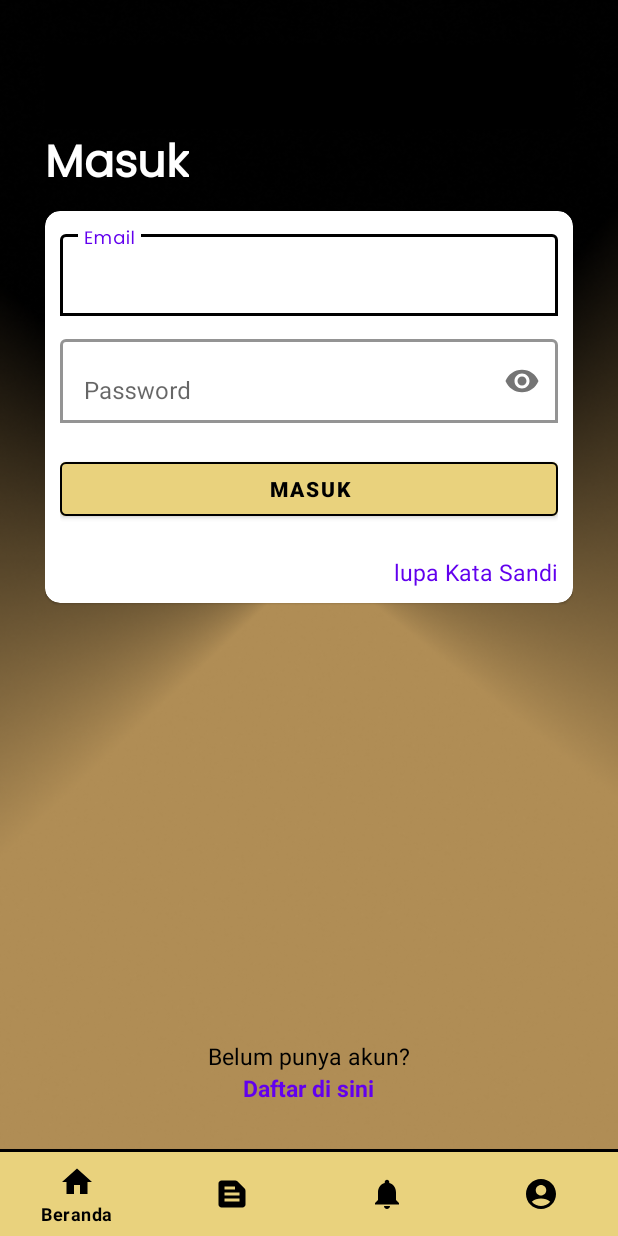
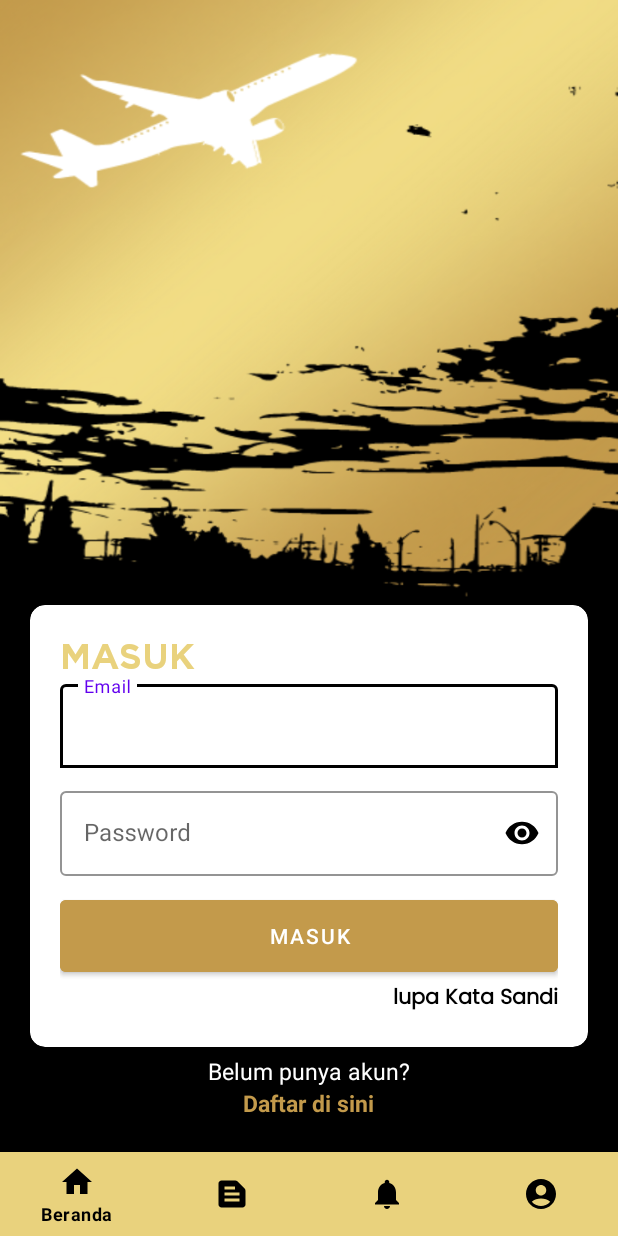
Before and after one commit to Flytix-Aerotech/AND-Tim-C-9, an Android app: the screen it shows after launch (MainActivity), on a phone screen of 412 x 824 dp. Run offline under Robolectric (Android 15) with nearby library versions, the phone set to English and light mode, and no system bars; our stand-ins replace Dagger/Hilt's generated code, navigation-ui.

Commit message:
update data diri, login, register, lupa password

```diff
--- a/app/src/main/res/layout/fragment_login.xml
+++ b/app/src/main/res/layout/fragment_login.xml
@@ -4,123 +4,105 @@
     xmlns:tools="http://schemas.android.com/tools"
     android:layout_width="match_parent"
     android:layout_height="match_parent"
-    tools:context=".view.Login"
-    android:background="@drawable/bg_fargment"
-    android:padding="30dp">
+    android:background="@drawable/bg"
+    android:padding="20dp"
+    tools:context=".view.Login">
 
 
-    <androidx.appcompat.widget.Toolbar
-        android:id="@+id/tb_login"
+    <com.google.android.material.card.MaterialCardView
+        android:id="@+id/cv_home"
         android:layout_width="match_parent"
         android:layout_height="wrap_content"
-        android:background="@color/black">
-
-        <RelativeLayout
-            android:layout_width="match_parent"
-            android:layout_height="match_parent">
-        </RelativeLayout>
-
-    </androidx.appcompat.widget.Toolbar>
-
-    <TextView
-        android:id="@+id/tv_headingLogin"
-        style="@style/textheading24bold"
-        android:layout_width="wrap_content"
-        android:layout_height="wrap_content"
-        android:layout_below="@id/tb_login"
-        android:text="Masuk"
-        android:textSize="30sp" />
-
-    <com.google.android.material.card.MaterialCardView
-        android:layout_width="match_parent"
-        android:layout_height="wrap_content"
-        android:layout_below="@id/tv_headingLogin"
-        android:layout_marginTop="5dp"
+        android:layout_above="@id/tv_blmPunyaAkun"
         app:cardBackgroundColor="@color/white"
         app:cardCornerRadius="10dp">
 
         <RelativeLayout
             android:layout_width="match_parent"
             android:layout_height="wrap_content"
-            android:padding="10dp">
+            android:padding="20dp">
+
+            <TextView
+                android:id="@+id/tvlogin"
+                style="@style/textheading24bold"
+                android:layout_width="wrap_content"
+                android:layout_height="wrap_content"
+                android:fontFamily="@font/gothambold"
+                android:text="MASUK"
+                android:textColor="@color/emas" />
 
             <com.google.android.material.textfield.TextInputLayout
-        android:id="@+id/layemail"
+                android:id="@+id/emailLogin"
                 android:layout_width="match_parent"
                 android:layout_height="wrap_content"
+                android:layout_below="@id/tvlogin"
                 android:hint="Email"
                 app:boxBackgroundColor="@color/white"
                 app:boxBackgroundMode="outline"
-        app:boxStrokeWidth="2dp"
-        app:boxStrokeColor="@color/black"
-        android:layout_below="@id/tv_headingLogin"
-        tools:ignore="NotSibling">
+                app:boxStrokeColor="@color/black">
 
                 <com.google.android.material.textfield.TextInputEditText
                     android:id="@+id/et_emaillogin"
                     android:layout_width="match_parent"
                     android:layout_height="wrap_content"
-            style="@style/textbody12reguler"/>
+                    android:textColor="@color/black"
+                    tools:ignore="TextContrastCheck,VisualLintTextFieldSize" />
 
             </com.google.android.material.textfield.TextInputLayout>
 
-    <TextView
-        android:id="@+id/lupaPassword"
-        android:layout_width="wrap_content"
+            <com.google.android.material.textfield.TextInputLayout
+                android:id="@+id/frame_passlogin"
+                style="@style/Widget.MaterialComponents.TextInputLayout.OutlinedBox"
+                android:layout_width="match_parent"
                 android:layout_height="wrap_content"
-        android:layout_marginTop="220dp"
-        android:layout_alignParentRight="true"
-        android:text="lupa Kata Sandi"
-        android:textColor="@color/purple_500"
-        android:textSize="15sp" />
+                android:layout_below="@id/emailLogin"
+                android:layout_marginTop="10dp"
+                app:boxBackgroundColor="@color/white"
+                app:boxBackgroundMode="outline"
+                app:boxStrokeColor="@color/black"
+                app:endIconMode="password_toggle"
+                app:endIconTint="@color/black">
 
-    <com.google.android.material.textfield.TextInputLayout
-        android:id="@+id/laypass"
+                <com.google.android.material.textfield.TextInputEditText
+                    android:id="@+id/et_passlogin"
                     android:layout_width="match_parent"
                     android:layout_height="wrap_content"
                     android:hint="Password"
-        android:layout_below="@id/layemail"
-        app:boxBackgroundColor="@color/white"
-        app:boxBackgroundMode="outline"
-        app:boxStrokeWidth="2dp"
-        app:boxStrokeColor="@color/black"
-        app:endIconMode="password_toggle"
-        android:layout_marginTop="10dp"
-        >
-
-        <com.google.android.material.textfield.TextInputEditText
-            android:id="@+id/et_passwordlogin"
-            android:layout_width="match_parent"
-            android:layout_height="wrap_content"
-            android:inputType="textPassword" />
+                    android:inputType="textPassword"
+                    android:textColor="@color/black" />
 
             </com.google.android.material.textfield.TextInputLayout>
 
+            <Button
+                android:id="@+id/btn_login"
+                android:layout_width="match_parent"
+                android:layout_height="60dp"
+                android:layout_below="@id/frame_passlogin"
+                android:layout_marginTop="10dp"
+                android:backgroundTint="@color/gold"
+                android:text="MASUK" />
 
-    <com.google.android.material.button.MaterialButton
-        android:id="@+id/btnLogin"
-        style="@style/btngold"
-        android:layout_width="match_parent"
+            <TextView
+                android:id="@+id/tv_lupaPassword"
+                style="@style/textbody14bold"
+                android:layout_width="wrap_content"
                 android:layout_height="wrap_content"
-        android:layout_centerHorizontal="true"
-        android:layout_marginTop="20dp"
-        android:layout_below="@id/laypass"
-        app:strokeWidth="1dp"
-        app:strokeColor="@color/black"
-        android:text="Masuk" />
+                android:layout_below="@id/btn_login"
+                android:layout_alignParentRight="true"
+                android:text="lupa Kata Sandi" />
 
         </RelativeLayout>
-
     </com.google.android.material.card.MaterialCardView>
 
     <TextView
-        android:id="@+id/blmPunyaAkun"
+        android:id="@+id/tv_blmPunyaAkun"
         android:layout_width="wrap_content"
         android:layout_height="wrap_content"
+        android:layout_above="@id/tv_dftardisini"
+        android:layout_centerHorizontal="true"
+        android:layout_marginTop="5dp"
         android:text="Belum punya akun?"
-        android:textColor="@color/black"
-        android:layout_centerHorizontal="true"
-        android:layout_above="@id/tv_dftardisini"
+        android:textColor="@color/white"
         android:textSize="15sp" />
 
     <TextView
@@ -130,7 +112,7 @@
         android:layout_alignParentBottom="true"
         android:layout_centerHorizontal="true"
         android:text="Daftar di sini"
-        android:textColor="@color/purple_500"
+        android:textColor="@color/gold"
         android:textSize="15sp"
         android:textStyle="bold" />
 
```
Also changed, not shown: app/src/main/res/layout/fragment_home.xml (+32 -29 lines). Lines whose indentation alone changed are shown as unchanged.
